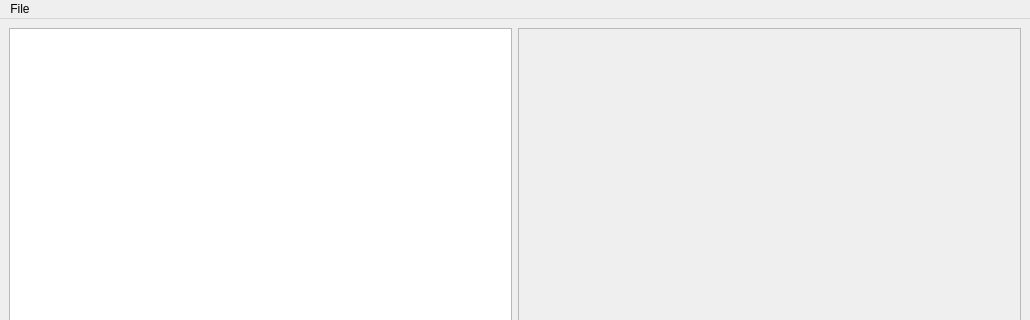
Before: the Qt Designer form trackeditor/TrackEditor.ui in martinrunge/trackeditor, drawn with Qt 5; both pictures show x 0 to 1030 and y 0 to 320 of the 1030 by 878 pixel window.
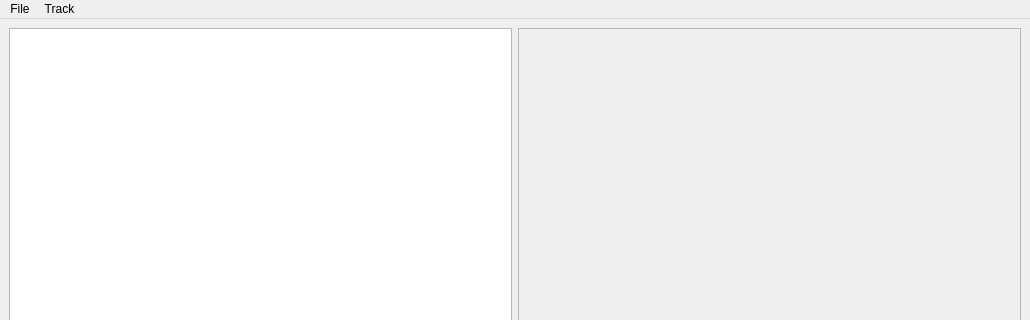
After: the same form once the commit is applied.

Diff of the .ui file:
```diff
--- a/trackeditor/TrackEditor.ui
+++ b/trackeditor/TrackEditor.ui
@@ -107,7 +107,16 @@
     <addaction name="separator" />
     <addaction name="actionExit" />
    </widget>
+   <widget class="QMenu" name="menuTrack" >
+    <property name="title" >
+     <string>Track</string>
+    </property>
+    <addaction name="action_Read_Log" />
+    <addaction name="action_Start_Recording" />
+    <addaction name="action_Stop_Recording" />
+   </widget>
    <addaction name="menuFile" />
+   <addaction name="menuTrack" />
   </widget>
   <widget class="QStatusBar" name="statusbar" >
    <property name="geometry" >
```
Left out of the diff: 29 changed lines with no effect on the pictures.
